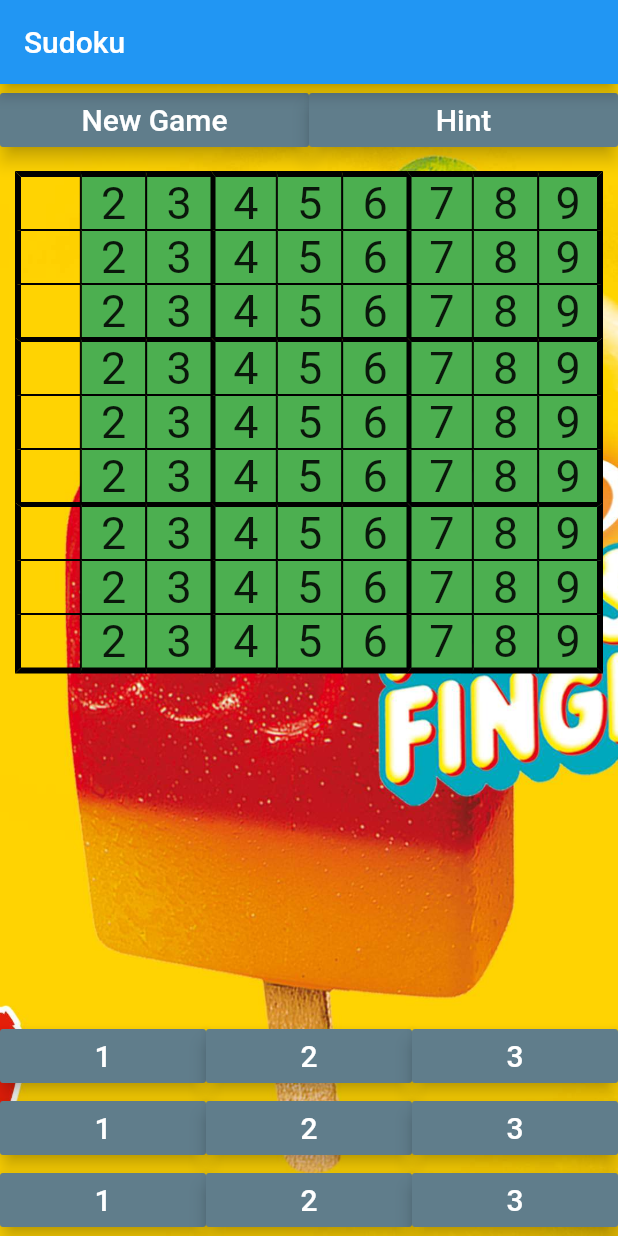
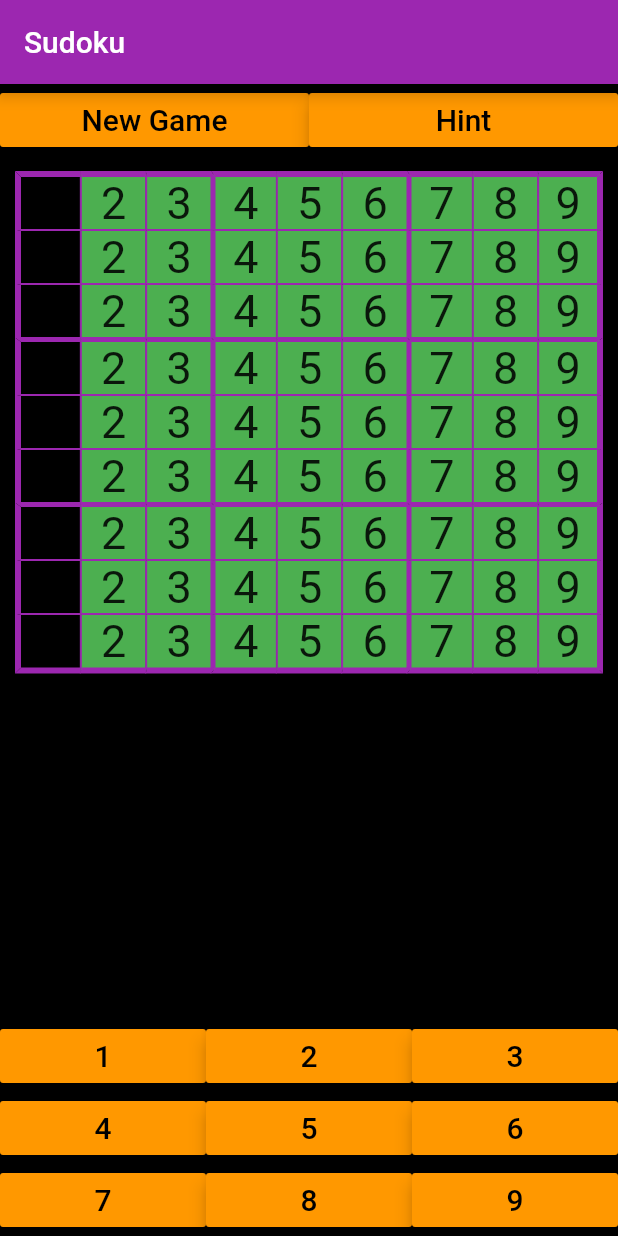
Before and after one commit to fhswf/sudoku, a Flutter app: the screen it shows after launch, on a phone screen of 412 x 824 dp. Run offline on Flutter 3.47's test engine with Material 2 defaults, Android fonts, the phone set to English and light mode, and no system bars; our stand-ins replace tuple.

Commit message:
Zahlen Buttons erstellen erweitert. Setzen der Zahlen funktioneirt jetzt

```diff
--- a/lib/main.dart
+++ b/lib/main.dart
@@ -21,7 +21,7 @@ class MyApp extends StatelessWidget {
         // or simply save your changes to "hot reload" in a Flutter IDE).
         // Notice that the counter didn't reset back to zero; the application
         // is not restarted.
-        primarySwatch: Colors.blue,
+        primarySwatch: Colors.purple,
         // This makes the visual density adapt to the platform that you run
         // the app on. For desktop platforms, the controls will be smaller and
         // closer together (more dense) than on mobile platforms.
--- a/lib/widgets/box.dart
+++ b/lib/widgets/box.dart
@@ -51,38 +51,50 @@ class Box extends StatefulWidget {
 class _BoxState extends State<Box> {
   @override
   Widget build(BuildContext context) {
+    double marginLeft = 0;
+    double marginTop = 0;
+    double marginRight = 0;
+    double marginBottom = 0;
+
     return Expanded(
       child: InkWell(
         onTap: () {
-          widget.callback(widget.position);
+          if (!widget.isInitalValue) widget.callback(widget.position);
         },
         onLongPress: () {
           if (!widget.isInitalValue) {/* Wert löschen */}
         },
         child: Container(
+          margin: EdgeInsets.only(
+              left: marginLeft,
+              top: marginTop,
+              right: marginRight,
+              bottom: marginBottom),
           decoration: BoxDecoration(
-            color: widget.correctAnswer() ? Colors.green : null,
+            color: widget.isSelected
+                ? Colors.blue
+                : widget.correctAnswer() ? Colors.green : null,
             border: Border(
               top: BorderSide(
                 //                    <--- top side
-                color: widget.isSelected ? Colors.blue : Colors.black,
+                color: Colors.purple,
                 width: widget.position.item1 % 3 != 0
                     ? 1.0
                     : widget.position.item1 == 0 ? 4.0 : 3.0,
               ),
               right: BorderSide(
                 //                   <--- left side
-                color: widget.isSelected ? Colors.blue : Colors.black,
+                color: Colors.purple,
                 width: widget.position.item2 == 8 ? 4.0 : 0.0,
               ),
               bottom: BorderSide(
                 //                    <--- top side
-                color: widget.isSelected ? Colors.blue : Colors.black,
+                color: Colors.purple,
                 width: widget.position.item1 == 8 ? 4.0 : 0.0,
               ),
               left: BorderSide(
                 //                   <--- left side
-                color: widget.isSelected ? Colors.blue : Colors.black,
+                color: Colors.purple,
                 width: widget.position.item2 % 3 != 0
                     ? 1.0
                     : widget.position.item2 == 0 ? 4.0 : 3.0,
--- a/lib/widgets/homepage.dart
+++ b/lib/widgets/homepage.dart
@@ -62,26 +62,44 @@ class _HomePageState extends State<HomePage> {
     setState(() => widget.selectedBox = tuple);
   }
 
-  // Here goes the Methods
   // Auslagen in ein Statless Widget
   List<Widget> createNumberButtons() {
     List<Widget> buttons = List<Widget>();
+    List<Widget> aligns = List<Widget>();
 
-    for (int i = 1; i <= 3; i++) {
-      buttons.add(Expanded(
+    for (int i = 1; i <= 9; i++) {
+      buttons.add(
+        Expanded(
           child: RaisedButton(
             onPressed: () {
               setNumber(i);
             },
-          child: Text(i.toString(), style: TextStyle(fontSize: 20)),
-          color: Colors.blueGrey,
-          textColor: Colors.white,
+            child: Text((i).toString(), style: TextStyle(fontSize: 20)),
+            color: Colors.orange,
+            textColor: Colors.black,
             elevation: 5,
           ),
-      ));
+        ),
+      );
+
+      if (i % 3 == 0) {
+        aligns.add(
+          Align(
+            alignment: FractionalOffset.bottomCenter,
+            child: Row(
+              crossAxisAlignment: CrossAxisAlignment.center,
+              mainAxisSize: MainAxisSize.max,
+              mainAxisAlignment: MainAxisAlignment.end,
+              children: buttons,
+            ),
+          ),
+        );
+
+        buttons = List<Widget>();
+      }
     }
 
-    return buttons;
+    return aligns;
   }
 
   @override
@@ -100,13 +118,13 @@ class _HomePageState extends State<HomePage> {
         ),
         body: Container(
           decoration: BoxDecoration(
-          image: DecorationImage(
-            image: AssetImage("images/background.jpg"),
-            fit: BoxFit.cover,
+            color: Colors.black,
+            //image: DecorationImage(
+            //image: AssetImage("images/background.jpg"),
+            // fit: BoxFit.cover,
+            // ),
           ),
-        ),
-        child: Column(
-          children: [
+          child: Column(children: [
             Align(
               alignment: FractionalOffset.topCenter,
               heightFactor: 1,
@@ -119,8 +137,8 @@ class _HomePageState extends State<HomePage> {
                       onPressed: () {},
                       child: const Text('New Game',
                           style: TextStyle(fontSize: 20)),
-                      color: Colors.blueGrey,
-                      textColor: Colors.white,
+                      color: Colors.orange,
+                      textColor: Colors.black,
                       elevation: 5,
                     ),
                   ),
@@ -128,8 +146,8 @@ class _HomePageState extends State<HomePage> {
                     child: RaisedButton(
                       onPressed: () {},
                       child: const Text('Hint', style: TextStyle(fontSize: 20)),
-                      color: Colors.blueGrey,
-                      textColor: Colors.white,
+                      color: Colors.orange,
+                      textColor: Colors.black,
                       elevation: 5,
                     ),
                   ),
@@ -154,36 +172,10 @@ class _HomePageState extends State<HomePage> {
                   callback: this.changeSelected,
                   selectedBox: widget.selectedBox),
             ),
-            Align(
-              alignment: FractionalOffset.bottomCenter,
-              child: Row(
-                crossAxisAlignment: CrossAxisAlignment.center,
-                mainAxisSize: MainAxisSize.max,
-                mainAxisAlignment: MainAxisAlignment.end,
+            Column(
               children: createNumberButtons(),
-              ),
-            ),
-            Align(
-              alignment: FractionalOffset.bottomCenter,
-              child: Row(
-                crossAxisAlignment: CrossAxisAlignment.center,
-                mainAxisSize: MainAxisSize.max,
-                mainAxisAlignment: MainAxisAlignment.end,
-                children: createNumberButtons(),
-              ),
-            ),
-            Align(
-              alignment: FractionalOffset.bottomCenter,
-              child: Row(
-                crossAxisAlignment: CrossAxisAlignment.center,
-                mainAxisSize: MainAxisSize.max,
-                mainAxisAlignment: MainAxisAlignment.end,
-                children: createNumberButtons(),
-              ),
-            ),
-          ],
-        ),
-      ),
-    );
+            )
+          ]),
+        ));
   }
 }
```
Lines whose indentation alone changed are shown as unchanged.
